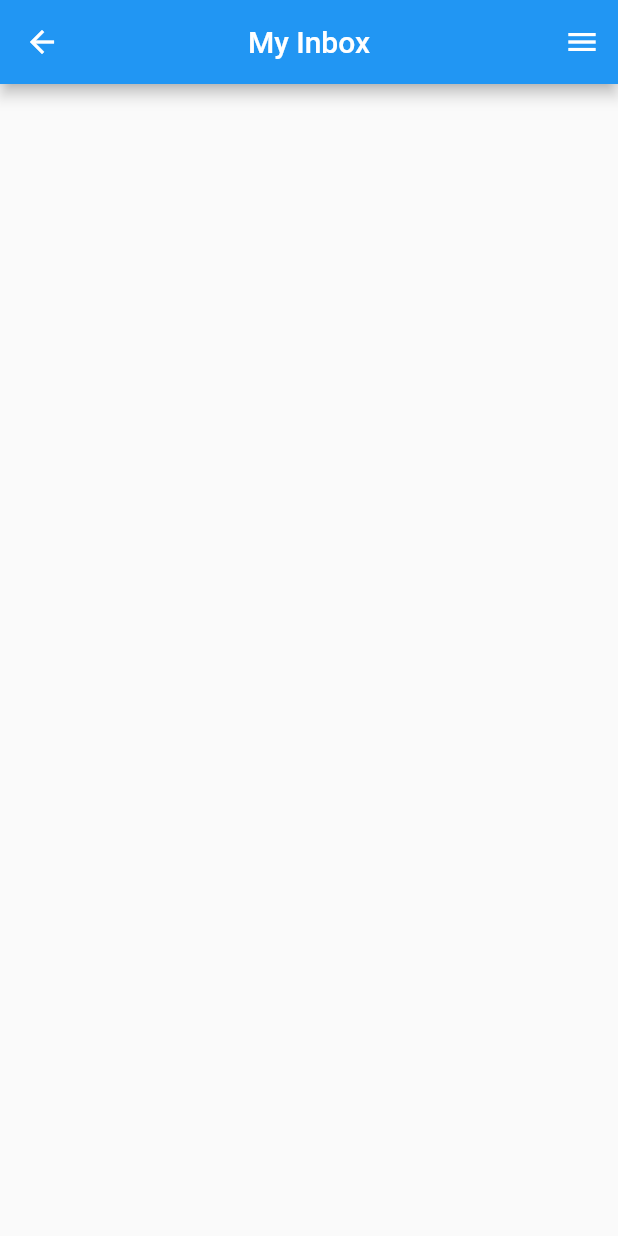
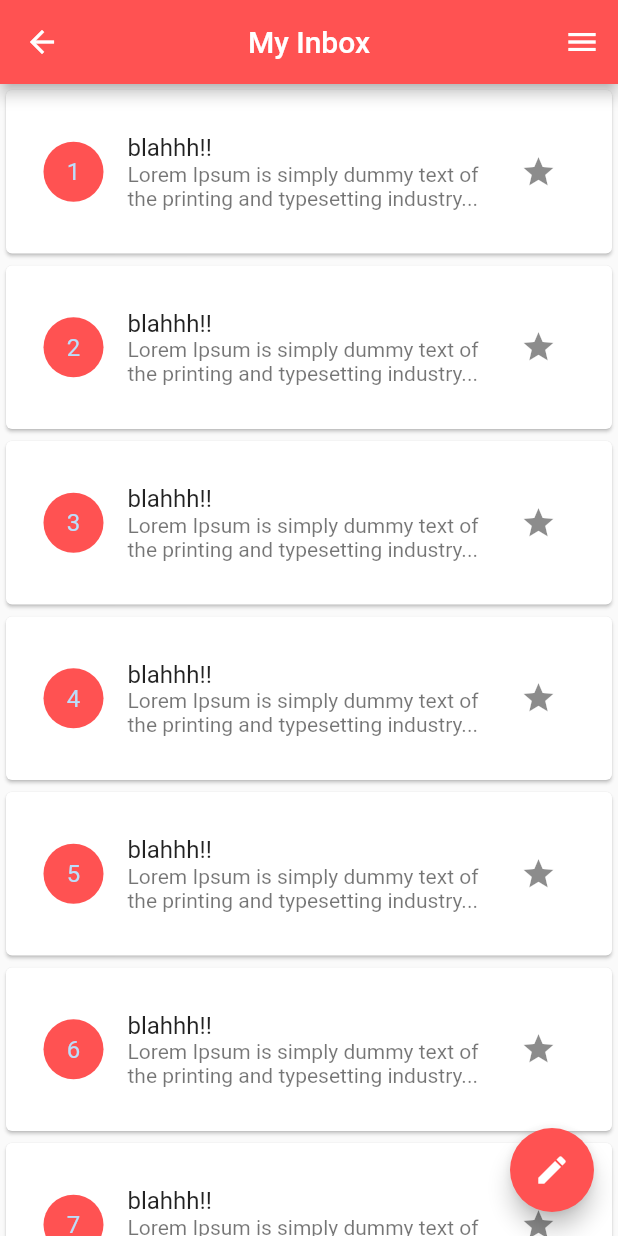
Before and after one commit to denkorn98/dev_prj, a Flutter app: the EmailPage screen opened directly, on a phone screen of 412 x 824 dp. Run offline on Flutter 3.47's test engine with Material 2 defaults, Android fonts, the light colour scheme and no system bars; our stand-ins replace flare_flutter.

Commit message:
email page added

```diff
--- a/lib/email_page.dart
+++ b/lib/email_page.dart
@@ -1,12 +1,27 @@
 import 'package:flutter/material.dart';
 
-class EmailPage extends StatelessWidget {
+class EmailPage extends StatefulWidget {
+
+  @override
+  _EmailPageState createState() => _EmailPageState();
+}
+
+class _EmailPageState extends State<EmailPage> {
+  List<String> drawerList = [
+    'All Inboxes','Primary','Social','Promotions','Starred','Snoozed','Important'
+  ];
+
+  List<IconData> iconsList = [
+    Icons.account_box, Icons.account_circle,Icons.people,Icons.branding_watermark, Icons.star,Icons.timelapse,Icons.arrow_forward
+  ];
+
   @override
   Widget build(BuildContext context) {
     return Scaffold(
       appBar: AppBar(
         title: Text('My Inbox'),
         centerTitle: true,
+        backgroundColor: Colors.redAccent,
       ),
       endDrawer: Drawer(
         elevation: 20.0,
@@ -23,23 +38,58 @@ class EmailPage extends StatelessWidget {
                 child: Text('blahh@gmail.com'),
               ),
               currentAccountPicture: CircleAvatar(backgroundImage: AssetImage('assets/splash.png',),),
-              decoration: BoxDecoration(color: Colors.blueAccent),
+              decoration: BoxDecoration(color: Colors.redAccent),
             ),
-            Divider(
-              height: 2.0,
-            ),
-            ListTile(
-              leading: Icon(Icons.account_circle),
-              title: Text('Drawer layout Item 1'),
-              onTap: () {},
-            ),
-            Divider(
-              height: 2.0,
-            )
+           ListTile(
+            leading: Icon(Icons.account_circle),
+            title: Text('All Inboxes'),
+           ),
+           Divider(),
+           ListTile(
+             leading: Icon(Icons.account_box),
+             title: Text('Primary'),
+           ),
+           Divider(),
+           ListTile(
+             leading: Icon(Icons.star),
+             title: Text('Starred'),
+           ),Divider(),
+           ListTile(
+             leading: Icon(Icons.label_important),
+             title: Text('Important'),
+           ),
           ],
         ),
       ),
-      body: Container()
+
+      body: ListView.builder(
+        itemBuilder: (BuildContext context, index) {
+          return Card(
+            child: ListTile(
+              leading: CircleAvatar(
+              backgroundColor: Colors.redAccent,
+              radius: 20,
+              child: Text('${index+1}')
+            ),
+            contentPadding: const EdgeInsets.all(25),
+            title: Text('blahhh!!'),
+            subtitle: Text('Lorem Ipsum is simply dummy text of the printing and typesetting industry...'),
+            trailing: IconButton(
+              icon: Icon(Icons.star),
+              onPressed: () {},
+            ),
+
+            ),
+          );
+        },
+      ),
+      floatingActionButton: FloatingActionButton(
+        onPressed: () {
+
+        },
+        child: Icon(Icons.edit),
+        backgroundColor: Colors.redAccent,
+      ),
     );
   }
 }
```
Also changed, not shown: 11 other files.
